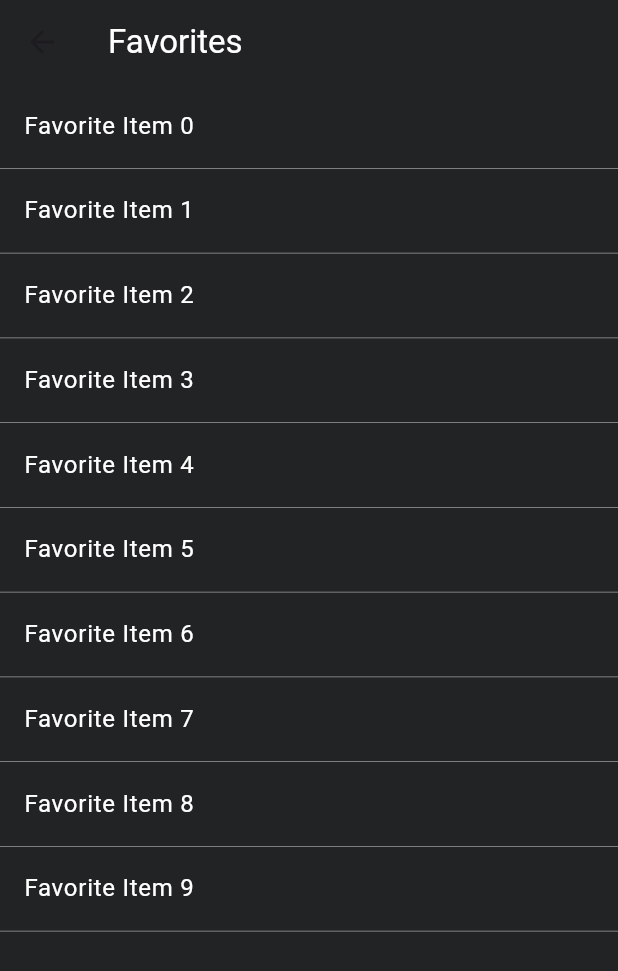
After one commit to daffaeka30/coffee, a Flutter app: the HomeScreen screen opened directly, after a tap on the "favorite" icon, on a phone screen of 412 x 824 dp. The commit adds this screen. Shown: the top 971 px of the screen. Run offline on Flutter 3.47's test engine with Material 3 defaults, Android fonts, the phone set to English and light mode, and no system bars; our stand-ins replace google_fonts.

Commit message:
favorite

```diff
--- /dev/null
+++ b/lib/screens/favorite_screen.dart
@@ -0,0 +1,31 @@
+import 'package:flutter/material.dart';
+
+class FavoriteScreen extends StatelessWidget {
+  const FavoriteScreen({super.key});
+
+  @override
+  Widget build(BuildContext context) {
+    return Scaffold(
+      appBar: AppBar(
+        title: const Text('Favorites', style: TextStyle(color: Colors.white),),
+        backgroundColor: const Color(0xFF212325),
+      ),
+      body: ListView.builder(
+        itemCount: 10,
+        itemBuilder: (ctx, index) {
+          return Container(
+            decoration: BoxDecoration(
+              border: Border(
+                bottom: BorderSide(color: Colors.grey, width: 0.5),
+              ),
+            ),
+            child: ListTile(
+              title: Text('Favorite Item $index', style: const TextStyle(color: Colors.white),),
+            ),
+          );
+        },
+      ),
+    );
+  }
+
+}
--- a/lib/widgets/home_bottom_bar.dart
+++ b/lib/widgets/home_bottom_bar.dart
@@ -1,4 +1,5 @@
 import 'package:flutter/material.dart';
+import 'package:project_akhir/screens/favorite_screen.dart';
 import 'package:project_akhir/screens/profile_screen.dart';
 
 class HomeBottonBar extends StatelessWidget {
@@ -25,10 +26,17 @@ class HomeBottonBar extends StatelessWidget {
             color: Color(0xFFE57734),
             size: 35,
           ),
-          Icon(
-            Icons.favorite_outlined,
-            color: Colors.white,
-            size: 35,
+          InkWell(
+            onTap: () {
+              Navigator.push(context, MaterialPageRoute(
+                builder: (context) => FavoriteScreen(),
+              ));
+            },
+            child: Icon(
+              Icons.favorite_outlined,
+              color: Colors.white,
+              size: 35,
+            ),
           ),
           Icon(
             Icons.notifications,
```
